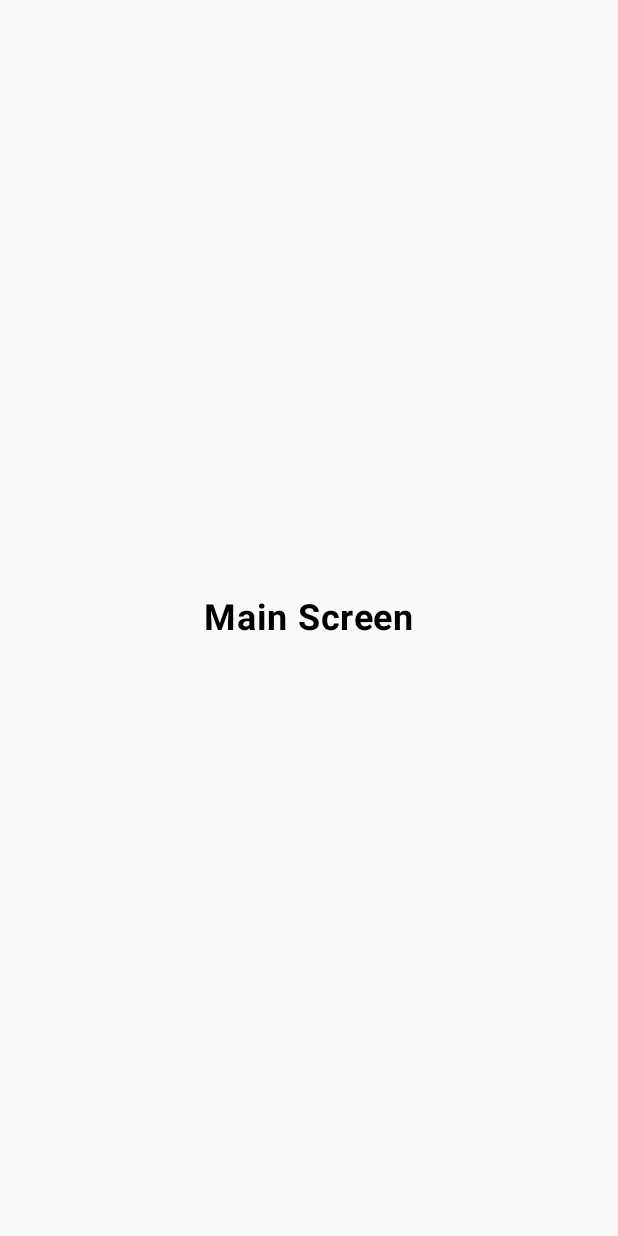
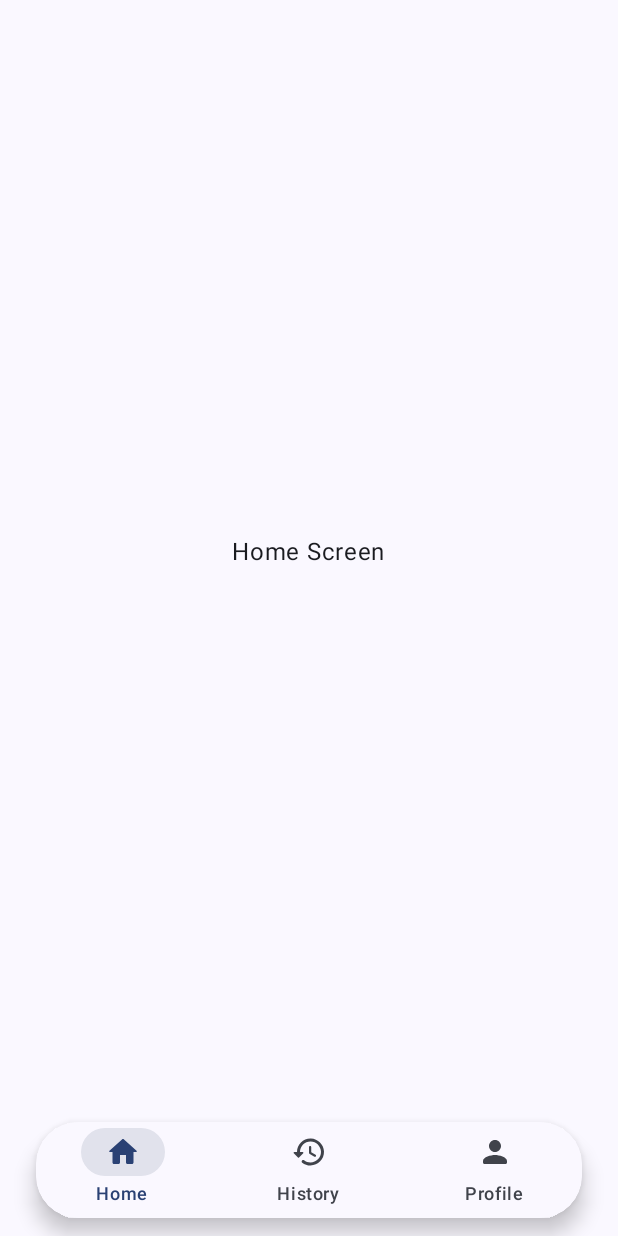
Before and after one commit to zenitsudono/GMAO-machines, an Android app built with Jetpack Compose: the MyApp screen opened through its navigation route, on a phone screen of 412 x 824 dp. Before the commit the screen is almost empty. Run offline under Robolectric (Android 15) with nearby library versions, the light colour scheme and no system bars.

Commit message:
This version has a beautiful bottom bar.

```diff
--- a/app/build.gradle.kts
+++ b/app/build.gradle.kts
@@ -61,6 +61,9 @@ dependencies {
     implementation("androidx.navigation:navigation-fragment:2.8.9")
     implementation("androidx.navigation:navigation-ui:2.8.9")
 
+    // Material Icon
+    implementation("androidx.compose.material:material-icons-extended:1.7.8")
+
     // Splash API
     implementation("androidx.core:core-splashscreen:1.0.1")
 
--- /dev/null
+++ b/app/src/main/java/com/app/gmao_machines/models/Screen.kt
@@ -0,0 +1,13 @@
+package com.app.gmao_machines.models
+
+import androidx.compose.material.icons.Icons
+import androidx.compose.material.icons.rounded.History
+import androidx.compose.material.icons.rounded.Home
+import androidx.compose.material.icons.rounded.Person
+import androidx.compose.ui.graphics.vector.ImageVector
+
+sealed class Screen(val route: String, val icon: ImageVector, val title: String) {
+    object Home : Screen("home", Icons.Rounded.Home, "Home")
+    object History : Screen("history", Icons.Rounded.History, "History")
+    object Profile : Screen("profile", Icons.Rounded.Person, "Profile")
+}
--- a/app/src/main/java/com/app/gmao_machines/navigation/AppNavigation.kt
+++ b/app/src/main/java/com/app/gmao_machines/navigation/AppNavigation.kt
@@ -1,5 +1,6 @@
 package com.app.gmao_machines.navigation
 
+import androidx.compose.material3.MaterialTheme
 import androidx.compose.runtime.Composable
 import androidx.navigation.compose.NavHost
 import androidx.navigation.compose.composable
@@ -26,7 +27,14 @@ fun AppNavigation() {
         }
 
         composable("main") {
-            MainScreen()
+            MyApp()
         }
     }
 }
+
+@Composable
+fun MyApp() {
+    MaterialTheme {
+        MainScreen()
+    }
+}
--- /dev/null
+++ b/app/src/main/java/com/app/gmao_machines/ui/components/FloatingBottomBar.kt
@@ -0,0 +1,62 @@
+package com.app.gmao_machines.ui.components
+
+import androidx.compose.foundation.layout.fillMaxWidth
+import androidx.compose.foundation.layout.height
+import androidx.compose.foundation.shape.RoundedCornerShape
+import androidx.compose.material3.Icon
+import androidx.compose.material3.MaterialTheme
+import androidx.compose.material3.NavigationBar
+import androidx.compose.material3.NavigationBarItem
+import androidx.compose.material3.NavigationBarItemDefaults
+import androidx.compose.material3.Surface
+import androidx.compose.material3.Text
+import androidx.compose.runtime.Composable
+import androidx.compose.ui.Modifier
+import androidx.compose.ui.draw.clip
+import androidx.compose.ui.draw.shadow
+import androidx.compose.ui.unit.dp
+import com.app.gmao_machines.models.Screen
+
+@Composable
+fun FloatingBottomBar(
+    items: List<Screen>,
+    currentScreen: Screen,
+    onScreenSelected: (Screen) -> Unit
+) {
+    Surface(
+        modifier = Modifier
+            .fillMaxWidth()
+            .height(64.dp)
+            .shadow(
+                elevation = 8.dp,
+                shape = RoundedCornerShape(28.dp)
+            )
+            .clip(RoundedCornerShape(28.dp)),
+        color = MaterialTheme.colorScheme.surface
+    ) {
+        NavigationBar(
+            containerColor = MaterialTheme.colorScheme.surface,
+            contentColor = MaterialTheme.colorScheme.onSurface,
+            tonalElevation = 0.dp
+        ) {
+            items.forEach { screen ->
+                NavigationBarItem(
+                    icon = {
+                        Icon(
+                            imageVector = screen.icon,
+                            contentDescription = screen.title
+                        )
+                    },
+                    label = { Text(screen.title) },
+                    selected = currentScreen == screen,
+                    onClick = { onScreenSelected(screen) },
+                    colors = NavigationBarItemDefaults.colors(
+                        selectedIconColor = MaterialTheme.colorScheme.primary,
+                        selectedTextColor = MaterialTheme.colorScheme.primary,
+                        indicatorColor = MaterialTheme.colorScheme.surfaceVariant
+                    )
+                )
+            }
+        }
+    }
+}
--- a/app/src/main/java/com/app/gmao_machines/ui/screens/MainScreen.kt
+++ b/app/src/main/java/com/app/gmao_machines/ui/screens/MainScreen.kt
@@ -2,23 +2,52 @@ package com.app.gmao_machines.ui.screens
 
 import androidx.compose.foundation.layout.Box
 import androidx.compose.foundation.layout.fillMaxSize
+import androidx.compose.foundation.layout.fillMaxWidth
+import androidx.compose.foundation.layout.padding
+import androidx.compose.material3.Scaffold
 import androidx.compose.material3.Text
 import androidx.compose.runtime.Composable
+import androidx.compose.runtime.collectAsState
 import androidx.compose.ui.Alignment
 import androidx.compose.ui.Modifier
-import androidx.compose.ui.text.font.FontWeight
-import androidx.compose.ui.unit.sp
+import androidx.compose.ui.unit.dp
+import androidx.lifecycle.viewmodel.compose.viewModel
+import com.app.gmao_machines.models.Screen
+import com.app.gmao_machines.ui.components.FloatingBottomBar
+import com.app.gmao_machines.ui.viewModel.MainViewModel
 
 @Composable
-fun MainScreen() {
-    Box(
-        modifier = Modifier.fillMaxSize(),
-        contentAlignment = Alignment.Center
-    ) {
-        Text(
-            text = "Main Screen",
-            fontSize = 24.sp,
-            fontWeight = FontWeight.Bold
-        )
+fun MainScreen(viewModel: MainViewModel = viewModel()) {
+    val currentScreen = viewModel.currentScreen.collectAsState().value
+    val navigationItems = listOf(Screen.Home, Screen.History, Screen.Profile)
+
+    Scaffold(
+        bottomBar = {
+            Box(
+                modifier = Modifier
+                    .fillMaxWidth()
+                    .padding(horizontal = 24.dp, vertical = 12.dp),
+                contentAlignment = Alignment.Center
+            ) {
+                FloatingBottomBar(
+                    items = navigationItems,
+                    currentScreen = currentScreen,
+                    onScreenSelected = { viewModel.navigateTo(it) }
+                )
+            }
+        }
+    ) { paddingValues ->
+        Box(
+            modifier = Modifier
+                .fillMaxSize()
+                .padding(paddingValues),
+            contentAlignment = Alignment.Center
+        ) {
+            when (currentScreen) {
+                Screen.Home -> Text("Home Screen")
+                Screen.History -> Text("History Screen")
+                Screen.Profile -> Text("Profile Screen")
+            }
+        }
     }
 }
--- /dev/null
+++ b/app/src/main/java/com/app/gmao_machines/ui/viewModel/MainViewModel.kt
@@ -0,0 +1,16 @@
+package com.app.gmao_machines.ui.viewModel
+
+import androidx.lifecycle.ViewModel
+import com.app.gmao_machines.models.Screen
+import kotlinx.coroutines.flow.MutableStateFlow
+import kotlinx.coroutines.flow.StateFlow
+import kotlinx.coroutines.flow.asStateFlow
+
+class MainViewModel : ViewModel() {
+    private val _currentScreen = MutableStateFlow<Screen>(Screen.Home)
+    val currentScreen: StateFlow<Screen> = _currentScreen.asStateFlow()
+
+    fun navigateTo(screen: Screen) {
+        _currentScreen.value = screen
+    }
+}
```
